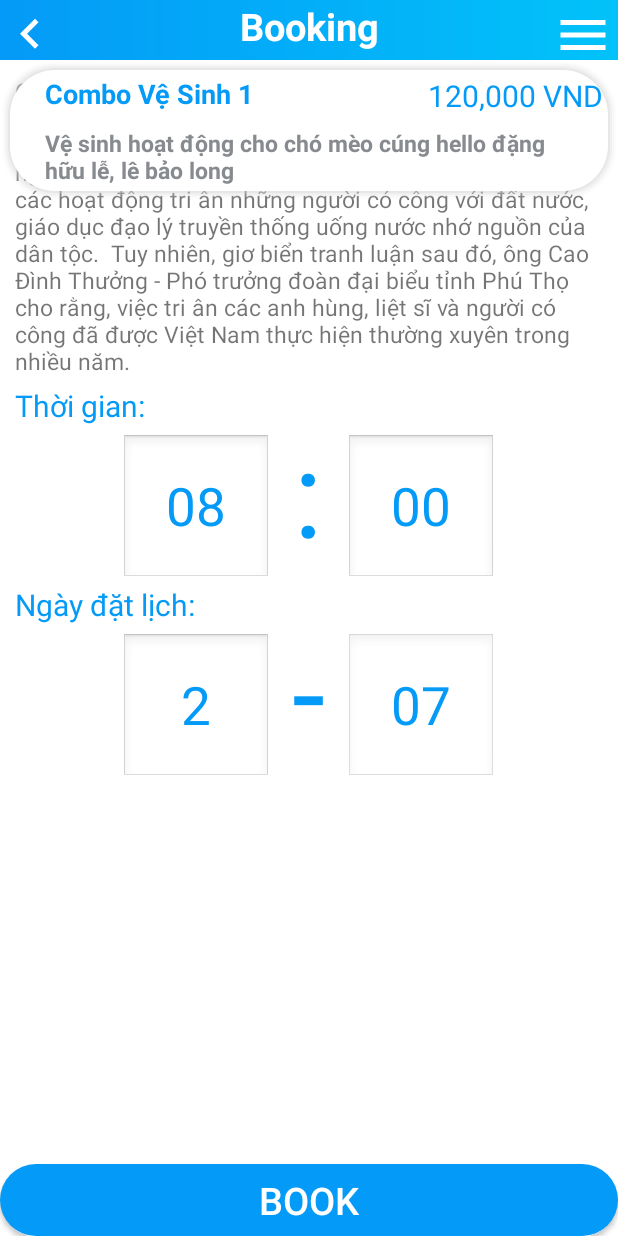
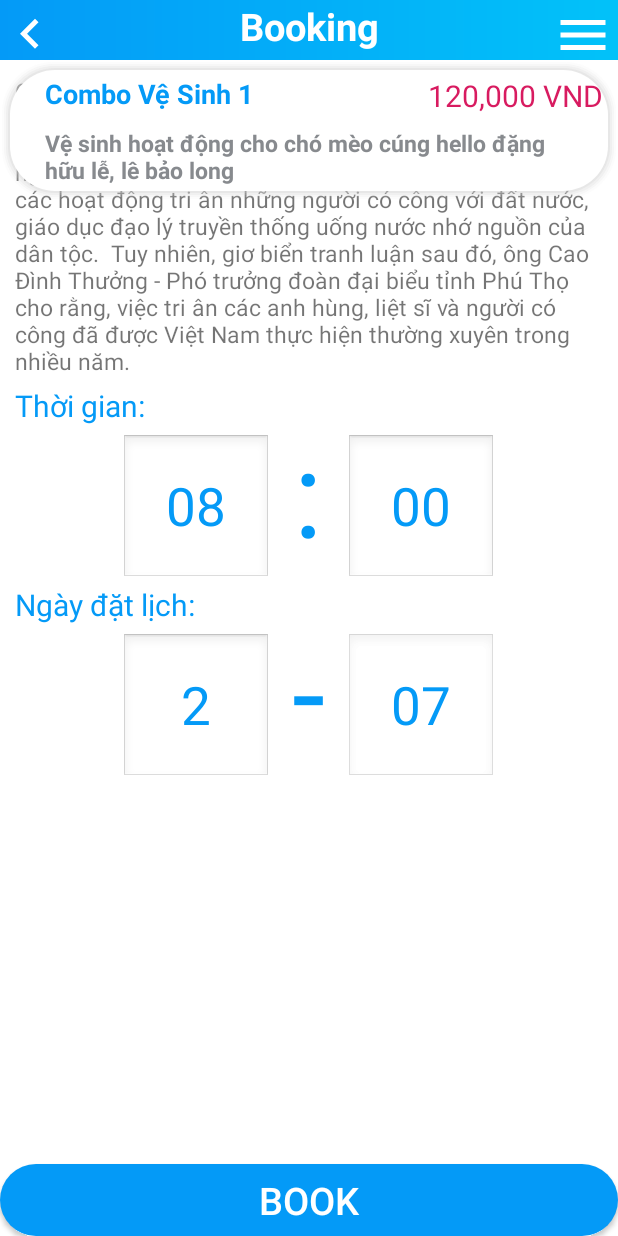
Before and after one commit to nguyenntse63030/Pet-Spa, an Android app: the BookingActivity screen opened directly, with no data from a screen before it, on a phone screen of 412 x 824 dp. Run offline under Robolectric (Android 15) with nearby library versions, the phone set to English and light mode, and no system bars; libraries missing offline, so code that uses them is left out: com.makeramen.roundedimageview; plain views replace PercentRelativeLayout, RoundedImageView; 5 statements that could not run were skipped.

Commit message:
- fix color price booking

```diff
--- a/app/src/main/res/layout/activity_booking.xml
+++ b/app/src/main/res/layout/activity_booking.xml
@@ -126,7 +126,7 @@
                                 android:layout_alignParentEnd="true"
                                 android:text="120,000 VND"
                                 android:textAlignment="center"
-                                android:textColor="@color/blueTitleItem"
+                                android:textColor="@color/colorAccent"
                                 android:textSize="20dp"
                                 app:layout_widthPercent="50%" />
                         </androidx.percentlayout.widget.PercentRelativeLayout>
```
